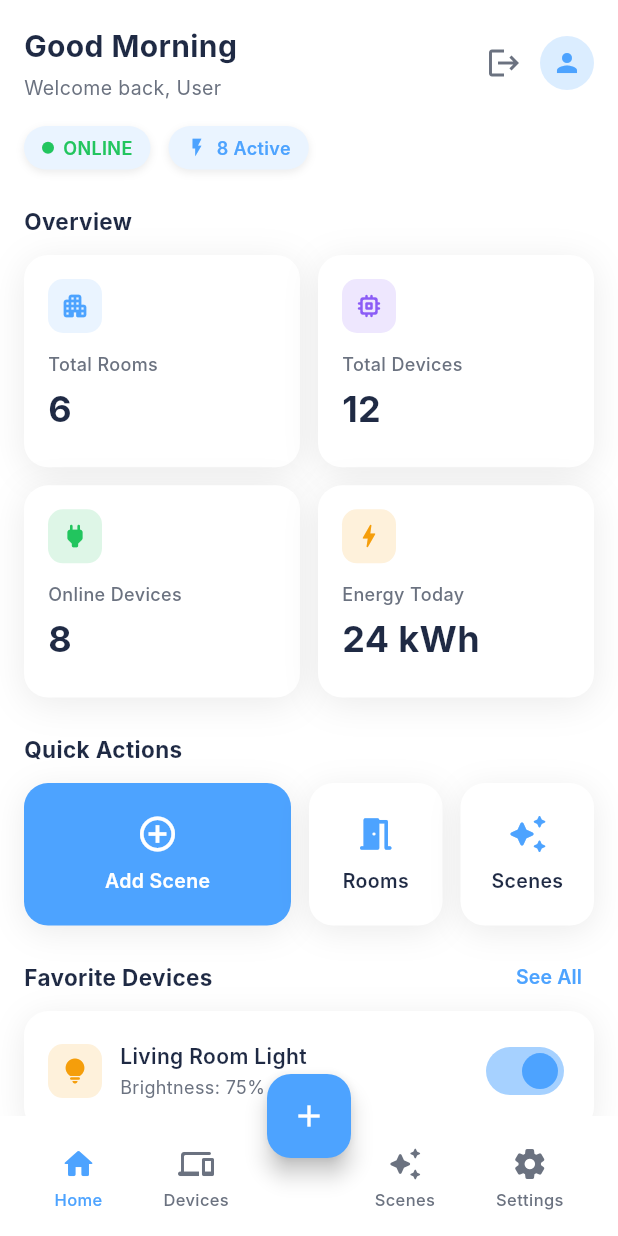
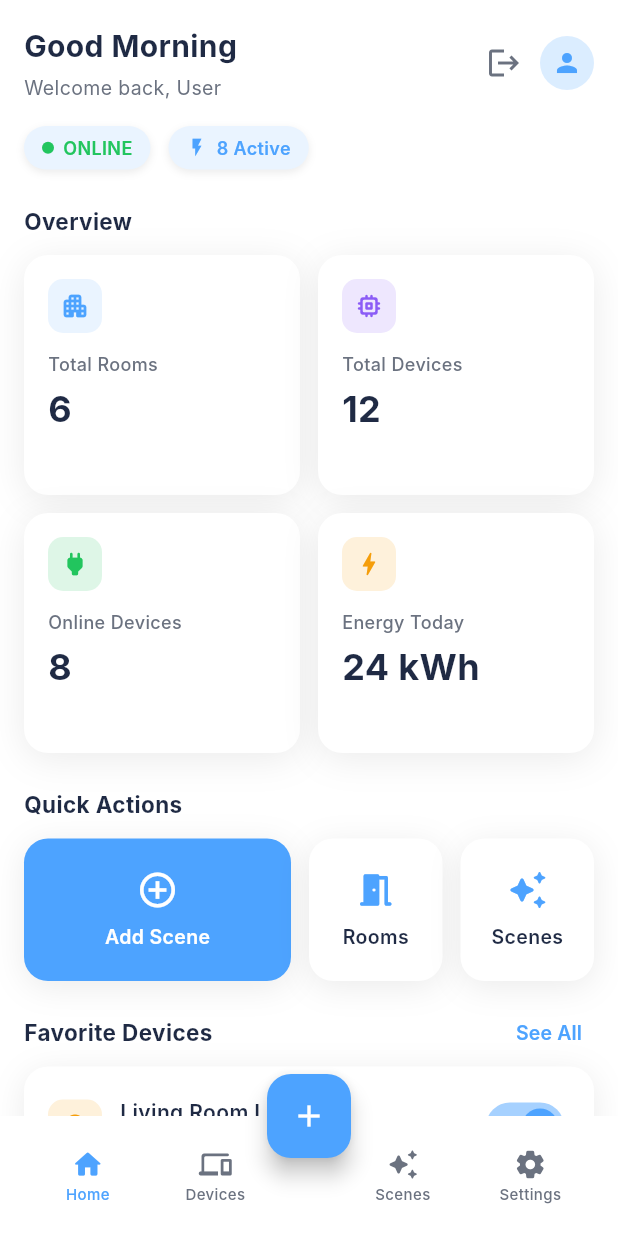
Before and after one commit to absaruzzaman/SmartHome, a Flutter app: the DashboardScreen screen opened by its route, on a phone screen of 412 x 824 dp. Run offline on Flutter 3.47's test engine with Material 3 defaults, Android fonts, the phone set to English and light mode, and no system bars; our stand-ins replace dio, shared_preferences; accounts and stored records are empty; Roboto replaces fonts that are missing (Inter).

Commit message:
feat: Improve dashboard and bottom navigation UI for better usability

```diff
--- a/lib/screens/dashboard_screen.dart
+++ b/lib/screens/dashboard_screen.dart
@@ -220,24 +220,28 @@ class _DashboardScreenState extends State<DashboardScreen>
 
   Widget _buildGreetingRow() {
     return Row(
-      mainAxisAlignment: MainAxisAlignment.spaceBetween,
       children: [
-        Column(
+        Expanded(
+          child: Column(
             crossAxisAlignment: CrossAxisAlignment.start,
             children: [
               Text(
                 _getGreeting(),
                 style: AppTextStyles.greetingTitle,
+                maxLines: 1,
+                overflow: TextOverflow.ellipsis,
               ),
               const SizedBox(height: 4),
               Text(
                 'Welcome back, $_userName',
                 style: AppTextStyles.greetingSubtitle,
+                maxLines: 1,
+                overflow: TextOverflow.ellipsis,
               ),
             ],
           ),
-        Row(
-          children: [
+        ),
+        const SizedBox(width: 8),
         IconButton(
           onPressed: _handleLogout,
           icon: const Icon(Icons.logout),
@@ -252,8 +256,6 @@ class _DashboardScreenState extends State<DashboardScreen>
             color: AppColors.primary,
             size: 20,
           ),
-            ),
-          ],
         ),
       ],
     );
@@ -303,7 +305,7 @@ class _DashboardScreenState extends State<DashboardScreen>
           physics: const NeverScrollableScrollPhysics(),
           crossAxisSpacing: 12,
           mainAxisSpacing: 12,
-          childAspectRatio: 1.3,
+          childAspectRatio: 1.15,
           children: [
             StatCard(
               icon: Icons.apartment_rounded,
--- a/lib/widgets/app_bottom_nav.dart
+++ b/lib/widgets/app_bottom_nav.dart
@@ -1,7 +1,6 @@
 import 'package:flutter/material.dart';
 import '../theme/app_colors.dart';
 
-/// Reusable bottom navigation bar with center FAB
 class AppBottomNav extends StatelessWidget {
   final int selectedIndex;
   final ValueChanged<int> onTabSelected;
@@ -22,15 +21,16 @@ class AppBottomNav extends StatelessWidget {
       color: Colors.white,
       elevation: 8,
       child: SizedBox(
-        height: 60,
+        // Give the bar a bit more height than the default (56 px)
+        height: kBottomNavigationBarHeight + 12,
         child: Row(
           mainAxisAlignment: MainAxisAlignment.spaceAround,
           children: [
-            _buildNavItem(Icons.home_rounded, 'Home', 0),
-            _buildNavItem(Icons.devices_rounded, 'Devices', 1),
-            const SizedBox(width: 40), // Space for FAB
-            _buildNavItem(Icons.auto_awesome_rounded, 'Scenes', 2),
-            _buildNavItem(Icons.settings_rounded, 'Settings', 3),
+            Expanded(child: _buildNavItem(Icons.home_rounded, 'Home', 0)),
+            Expanded(child: _buildNavItem(Icons.devices_rounded, 'Devices', 1)),
+            const SizedBox(width: 40), // room for the floating action button
+            Expanded(child: _buildNavItem(Icons.auto_awesome_rounded, 'Scenes', 2)),
+            Expanded(child: _buildNavItem(Icons.settings_rounded, 'Settings', 3)),
           ],
         ),
       ),
@@ -43,23 +43,25 @@ class AppBottomNav extends StatelessWidget {
       onTap: () => onTabSelected(index),
       borderRadius: BorderRadius.circular(12),
       child: Padding(
-        padding: const EdgeInsets.symmetric(horizontal: 12, vertical: 8),
+        // Slightly reduce padding so the contents fit comfortably
+        padding: const EdgeInsets.symmetric(horizontal: 8, vertical: 6),
         child: Column(
+          mainAxisAlignment: MainAxisAlignment.center,
           mainAxisSize: MainAxisSize.min,
           children: [
             Icon(
               icon,
+              size: 22, // smaller icon reduces total height
               color: isSelected ? AppColors.primary : AppColors.textSecondary,
-              size: 24,
             ),
-            const SizedBox(height: 4),
+            const SizedBox(height: 2),
             Text(
               label,
+              overflow: TextOverflow.ellipsis, // prevent text wrapping
               style: TextStyle(
-                fontSize: 11,
+                fontSize: 10,
                 fontWeight: FontWeight.w500,
-                color:
-                isSelected ? AppColors.primary : AppColors.textSecondary,
+                color: isSelected ? AppColors.primary : AppColors.textSecondary,
                 fontFamily: 'Inter',
               ),
             ),
```
Also changed, not shown: pubspec.lock, 1 other file. Lines whose indentation alone changed are shown as unchanged.
